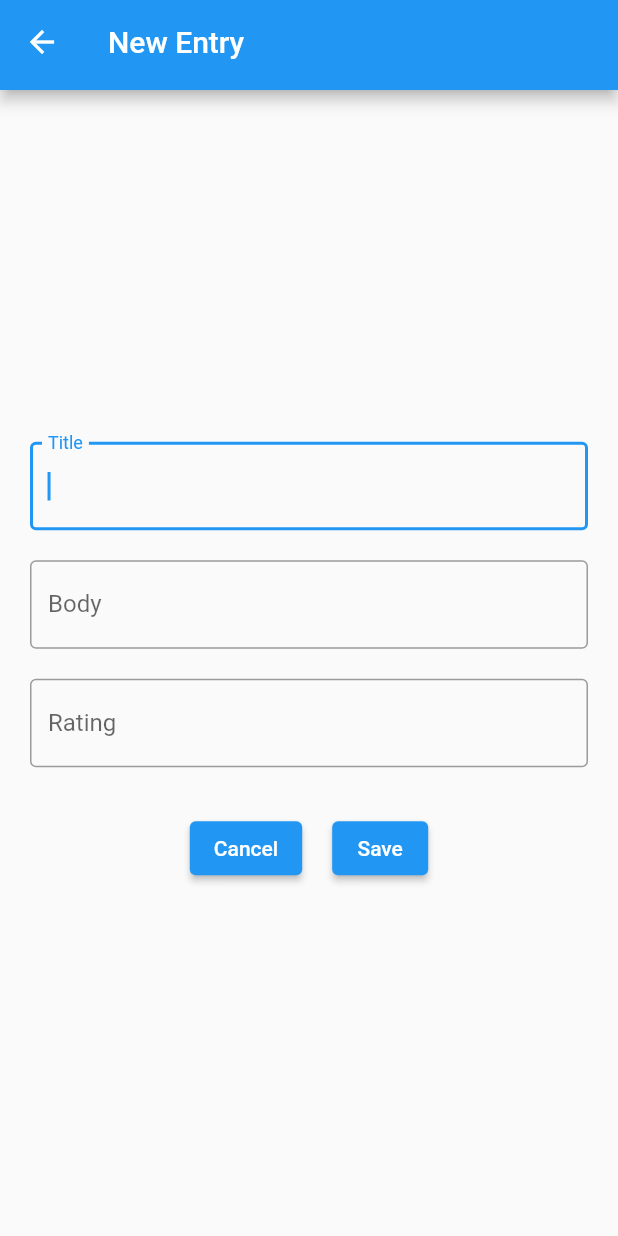
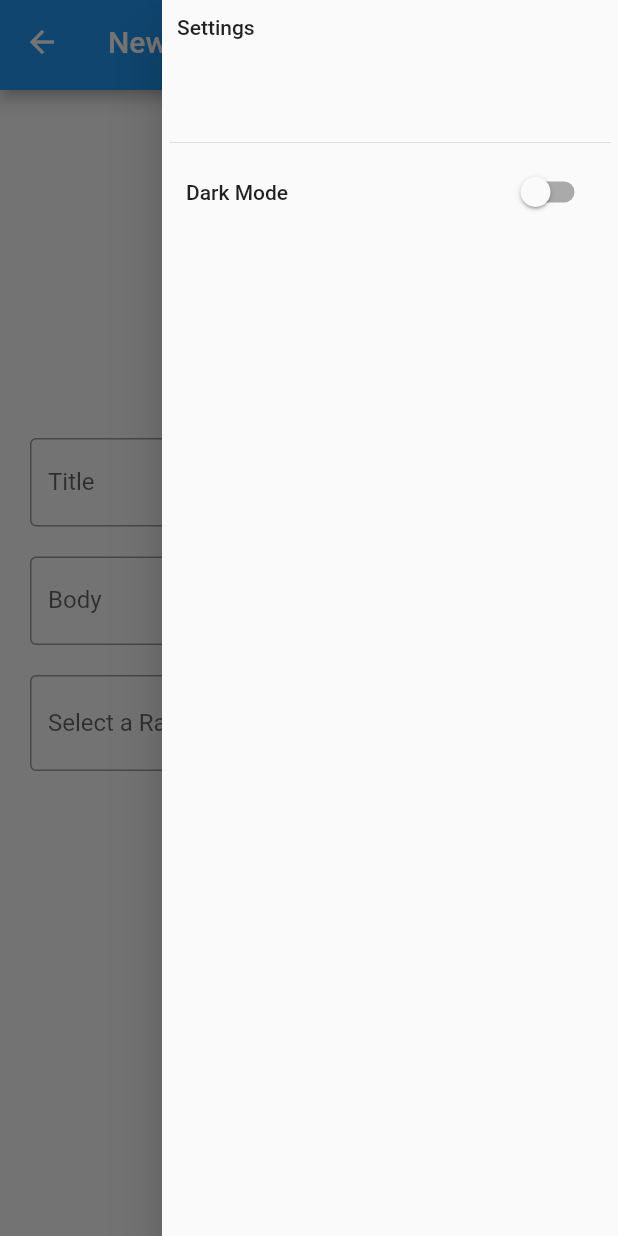
Before and after one commit to RevelsXIX/journal_test, a Flutter app: the NewEntry screen opened by its route, with the side drawer open (before the commit the screen has no drawer), on a phone screen of 412 x 824 dp. Run offline on Flutter 3.47's test engine with Material 2 defaults, Android fonts, the phone set to English and light mode, and no system bars; our stand-ins replace shared_preferences; accounts and stored records are empty.

Commit message:
Tenth Commit

```diff
--- a/lib/screens/journal_entries.dart
+++ b/lib/screens/journal_entries.dart
@@ -1,12 +1,14 @@
 import 'package:flutter/material.dart';
 import 'package:journal_test/widgets/custom_appbar.dart';
 
-class JournalEntries extends StatefulWidget {
+class JournalEntries extends StatelessWidget {
 
-  static const routeName = '/journal_entries';
+  static const routeName = 'journal_entries';
 
   final darkMode;
   final toggleTheme;
+
+
 
   const JournalEntries({Key? key, this.darkMode, this.toggleTheme}) : super(key: key);
 
--- a/lib/screens/new_entry.dart
+++ b/lib/screens/new_entry.dart
@@ -27,6 +27,27 @@ class _NewEntryState extends State<NewEntry>{
         appBar: CustomAppBar(
           text: title
         ),
+        endDrawer: Drawer(
+
+            child: ListView(
+                padding: EdgeInsets.zero,
+                children: <Widget>[
+                  Container(
+                    height: 100.0,
+                    child: DrawerHeader(
+                        child: Text('Settings'),
+                        margin: EdgeInsets.all(5.0),
+                        padding: EdgeInsets.all(5.0)
+                    ),
+                  ),
+                  SwitchListTile(
+                      title: Text('Dark Mode'),
+                      value: widget.darkMode,
+                      onChanged: widget.toggleTheme)
+                  // onChanged: () {},
+                ]
+            )
+        ),
         body: Center(
             child: Column(
               mainAxisAlignment: MainAxisAlignment.center,
--- /dev/null
+++ b/lib/widgets/custom_drop_down.dart
@@ -0,0 +1,47 @@
+
+import 'package:flutter/material.dart';
+
+// class CustomDropDownButton extends StatefulWidget implements PreferredSizeWidget {
+class CustomDropDownButton extends StatefulWidget {
+
+
+  @override
+  State<CustomDropDownButton> createState() => _CustomDropDownButtonState();
+
+}
+
+class _CustomDropDownButtonState extends State<CustomDropDownButton> {
+
+  int? selectedValue = null;
+
+  @override
+  Widget build(BuildContext context) {
+    return DropdownButtonFormField(
+      decoration: InputDecoration(
+        hintText: 'Select a Rating',
+        border: OutlineInputBorder()
+      ),
+        validator: (value) => value == null ? "Select a rating" : null,
+        value: selectedValue,
+        items: dropdownItems,
+        onChanged: (int? newValue) {
+          setState(() {
+            selectedValue = newValue!;
+          });
+        }
+      );
+    }
+  }
+
+final ratingSelected = TextEditingController();
+
+List<DropdownMenuItem<int>> get dropdownItems{
+  List<DropdownMenuItem<int>> menuItems = [
+    DropdownMenuItem(child: Text("1"),value: 1),
+    DropdownMenuItem(child: Text("2"),value: 2),
+    DropdownMenuItem(child: Text("3"),value: 3),
+    DropdownMenuItem(child: Text("4"),value: 4),
+    DropdownMenuItem(child: Text("5"),value: 5)
+  ];
+  return menuItems;
+}
--- a/lib/widgets/journal_entry_form.dart
+++ b/lib/widgets/journal_entry_form.dart
@@ -1,4 +1,18 @@
 import 'package:flutter/material.dart';
+import 'package:journal_test/widgets/custom_drop_down.dart';
+
+
+class JournalEntryFields {
+  String? title;
+  String? body;
+  DateTime? dateTime;
+  int? rating;
+  String toString() {
+    return 'Title: $title, Body: $body, Time: $dateTime, Rating: $rating';
+  }
+}
+
+
 
 class JournalEntryForm extends StatefulWidget {
 
@@ -10,6 +24,7 @@ class _JournalEntryFormState extends State<JournalEntryForm> {
   // const JournalEntryForm({Key? key}) : super(key: key);
 
   final formKey = GlobalKey<FormState>();
+  final journalEntryFields = JournalEntryFields();
 
   @override
   Widget build(BuildContext context) {
@@ -27,7 +42,7 @@ class _JournalEntryFormState extends State<JournalEntryForm> {
               labelText: 'Title', border: OutlineInputBorder()
             ),
             onSaved: (value) {
-              // store value or something
+              journalEntryFields.title =  value;
             },
             validator: (value) {
               if (value!.isEmpty) {
@@ -57,22 +72,7 @@ class _JournalEntryFormState extends State<JournalEntryForm> {
           )
           ),
         Padding(padding: const EdgeInsets.all(10),
-          child: TextFormField(
-            autofocus: true,
-            decoration: InputDecoration(
-                labelText: 'Rating', border: OutlineInputBorder()
-            ),
-            onSaved: (value) {
-              // store value or something
-            },
-            validator: (value) {
-              if (value!.isEmpty) {
-                return 'Please enter a rating';
-              } else {
-                return null;
-              }
-            },
-          )
+          child: CustomDropDownButton()
         ),
           SizedBox(height: 10),
           Row(
@@ -81,11 +81,8 @@ class _JournalEntryFormState extends State<JournalEntryForm> {
               Padding(padding: const EdgeInsets.all(10),
               child: ElevatedButton(
                   onPressed: () {
-                if (formKey.currentState!.validate()){
-                  formKey.currentState?.save();
                   Navigator.of(context).pop();
-                }
-              },
+                },
                   child: Text('Cancel')
               )
               ),
@@ -94,6 +91,7 @@ class _JournalEntryFormState extends State<JournalEntryForm> {
                   onPressed: () {
                 if (formKey.currentState!.validate()){
                   formKey.currentState?.save();
+                  // Database.of(context).saveJournalEntry(journalEntryFields);
                   Navigator.of(context).pop();
                 }
               },
```
